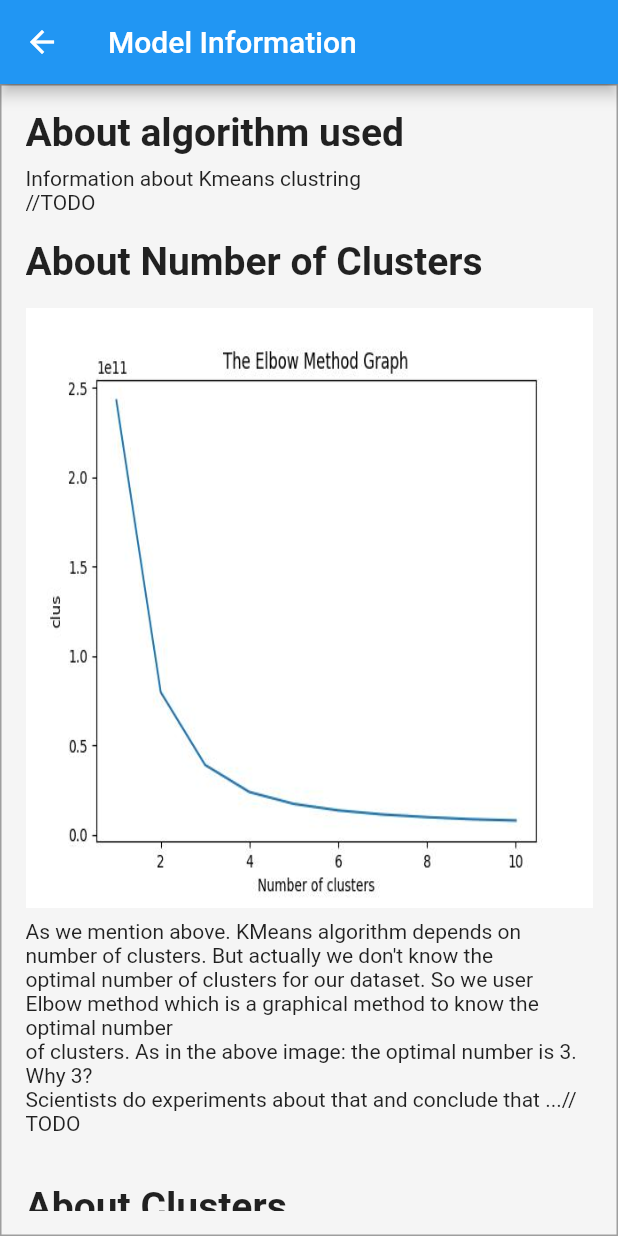
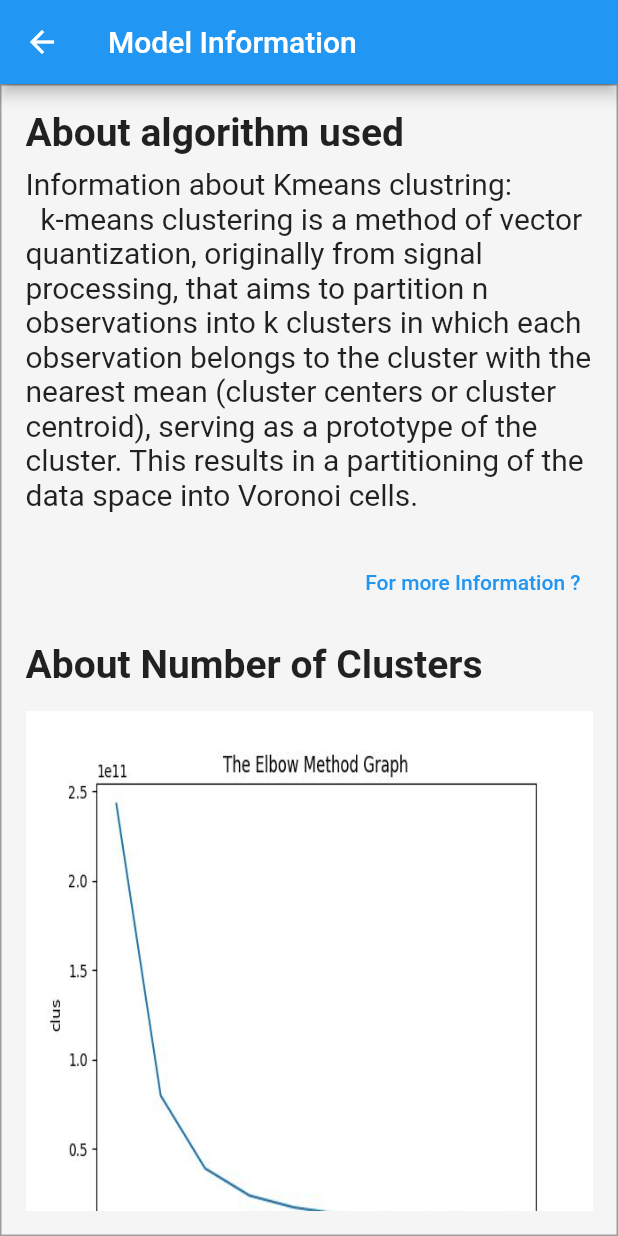
Before and after one commit to Salah-Eltenehy/Detection-of-Alzheimer-Disease, a Flutter app: the ModelInformationScreen screen opened directly, on a phone screen of 412 x 824 dp. Run offline on Flutter 3.47's test engine with Material 2 defaults, Android fonts, the light colour scheme and no system bars; our stand-ins replace cloud_firestore, firebase_auth, firebase_core, firebase_database, fluttertoast, image_picker and 1 more; missing offline and left inert: esp_smartconfig; accounts and stored records are empty.

Commit message:
finish frontend

```diff
--- a/lib/modules/model-information/ModelInformationScreen.dart
+++ b/lib/modules/model-information/ModelInformationScreen.dart
@@ -1,9 +1,18 @@
 import 'package:flutter/material.dart';
+import 'package:url_launcher/url_launcher.dart';
 
 import '../../shared/constants/Constants.dart';
 
 class ModelInformationScreen extends StatelessWidget {
-
+  _launchURL() async {
+    const url = 'https://en.wikipedia.org/wiki/K-means_clustering';
+    final uri = Uri.parse(url);
+    if (await canLaunchUrl(uri)) {
+      await launchUrl(uri);
+    } else {
+      throw 'Could not launch $url';
+    }
+  }
   @override
   Widget build(BuildContext context) {
     return Scaffold(
@@ -21,34 +30,53 @@ class ModelInformationScreen extends StatelessWidget {
           child: Padding(
             padding: const EdgeInsets.all(16),
             child: ListView(
-              children: const [
-                Text(
+              children: [
+                const Text(
                     'About algorithm used',
                   style: TextStyle(
                     fontWeight: FontWeight.bold,
                     fontSize: 26
                   ),
                 ),
-                SizedBox(
+                const SizedBox(
                   height: 8,
                 ),
-                Text(
-                    'Information about Kmeans clustring \n//TODO'
+                Column(
+                  children: [
+                    const Text(
+                        '''
+Information about Kmeans clustring:
+  k-means clustering is a method of vector quantization, originally from signal processing, that aims to partition n observations into k clusters in which each observation belongs to the cluster with the nearest mean (cluster centers or cluster centroid), serving as a prototype of the cluster. This results in a partitioning of the data space into Voronoi cells.
+'''
+                        ,style: TextStyle(
+                                fontSize: 20
+                                )   ,
+                    ),
+                    Row(
+                      children: [
+                        Spacer(),
+                        TextButton(
+                            onPressed: _launchURL,
+                            child: const Text('For more Information ?')
+                        ),
+                      ],
+                    ),
+                  ],
                 ),
-                SizedBox(
+                const SizedBox(
                   height: 16,
                 ),
-                Text(
+                const Text(
                   'About Number of Clusters',
                   style: TextStyle(
                       fontWeight: FontWeight.bold,
                       fontSize: 26
                   ),
                 ),
-                SizedBox(
+                const SizedBox(
                   height: 16,
                 ),
-                SizedBox(
+                const SizedBox(
                   width: 300,
                   height: 400,
                   child:  Image(
@@ -56,43 +84,50 @@ class ModelInformationScreen extends StatelessWidget {
                       image: AssetImage('assets/images/clusters.jpg'),
                   ),
                 ),
-                SizedBox(
+                const SizedBox(
                   height: 8,
                 ),
-                Text(
+                const Text(
 '''
 As we mention above. KMeans algorithm depends on number of clusters. But actually we don\'t know the
 optimal number of clusters for our dataset. So we user Elbow method which is a graphical method to know the optimal number
 of clusters. As in the above image: the optimal number is 3. Why 3?\nScientists do experiments about that and conclude that ...//TODO
 '''
+                  ,style: TextStyle(
+                    fontSize: 20
                 ),
-                SizedBox(
+                ),
+                const SizedBox(
                   height: 16,
                 ),
-                Text(
+                const Text(
                   'About Clusters',
                   style: TextStyle(
                       fontWeight: FontWeight.bold,
                       fontSize: 26
                   ),
                 ),
-                SizedBox(
+                const SizedBox(
                   width: 300,
                   height: 400,
                   child:  Image(
                     fit: BoxFit.fill,
-                    image: AssetImage('assets/images/clusters.jpg'),
+                    image: AssetImage('assets/images/samples.jpg'),
                   ),
                 ),
-                SizedBox(
+                const SizedBox(
                   height: 8,
                 ),
-                Text(
+                const Text(
                     '''
-As we mention above. KMeans algorithm depends on number of clusters. But actually we don\'t know the
-optimal number of clusters for our dataset. So we user Elbow method which is a graphical method to know the optimal number
-of clusters. As in the above image: the optimal number is 3. Why 3?\nScientists do experiments about that and conclude that ...//TODO
+After training the model:
+  1- Te accuracy about 89%
+  2- The model classify the genes into three clusters as it the optimal number for these data set.
+
 '''
+                    ,style: TextStyle(
+                  fontSize: 20
+                            ),
                 ),
               ],
             ),
--- a/lib/shared/constants/Constants.dart
+++ b/lib/shared/constants/Constants.dart
@@ -3,3 +3,5 @@ import 'package:flutter/material.dart';
 Color navBarColor = Colors.cyan;
 
 double PAGEWIDTH = 800;
+
+double TEXTSIZE = 20;
```
